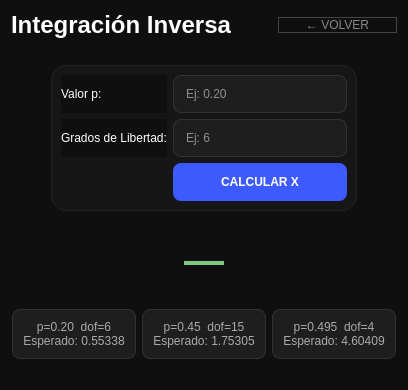
Before: the Qt Designer form gui/interfaz_integracion_inversa.ui in ibero196669/PROYECTOS, drawn with Qt 5.
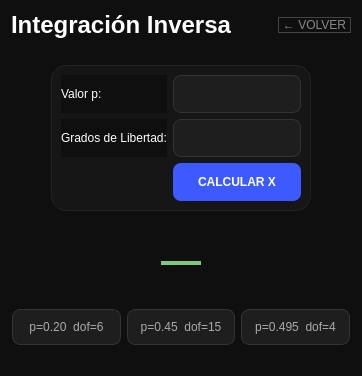
After: the same form once the commit is applied.

```diff
--- a/gui/interfaz_integracion_inversa.ui
+++ b/gui/interfaz_integracion_inversa.ui
@@ -56,9 +56,9 @@
       <widget class="QFrame" name="card">
        <layout class="QGridLayout" name="inputLayout">
         <item row="0" column="0"><widget class="QLabel"><property name="text"><string>Valor p:</string></property></widget></item>
-        <item row="0" column="1"><widget class="QLineEdit" name="txt_p"><property name="placeholderText"><string>Ej: 0.20</string></property></widget></item>
+        <item row="0" column="1"><widget class="QLineEdit" name="txt_p"/></item>
         <item row="1" column="0"><widget class="QLabel"><property name="text"><string>Grados de Libertad:</string></property></widget></item>
-        <item row="1" column="1"><widget class="QLineEdit" name="txt_dof"><property name="placeholderText"><string>Ej: 6</string></property></widget></item>
+        <item row="1" column="1"><widget class="QLineEdit" name="txt_dof"/></item>
         <item row="2" column="1"><widget class="QPushButton" name="btn_calcular_inv"><property name="text"><string>CALCULAR X</string></property></widget></item>
        </layout>
       </widget>
@@ -87,20 +87,17 @@
      </item>
      <item>
       <widget class="QPushButton" name="btn_test1">
-       <property name="text"><string>p=0.20  dof=6
-Esperado: 0.55338</string></property>
+       <property name="text"><string>p=0.20  dof=6</string></property>
       </widget>
      </item>
      <item>
       <widget class="QPushButton" name="btn_test2">
-       <property name="text"><string>p=0.45  dof=15
-Esperado: 1.75305</string></property>
+       <property name="text"><string>p=0.45  dof=15</string></property>
       </widget>
      </item>
      <item>
       <widget class="QPushButton" name="btn_test3">
-       <property name="text"><string>p=0.495  dof=4
-Esperado: 4.60409</string></property>
+       <property name="text"><string>p=0.495  dof=4</string></property>
       </widget>
      </item>
      <item>
```
